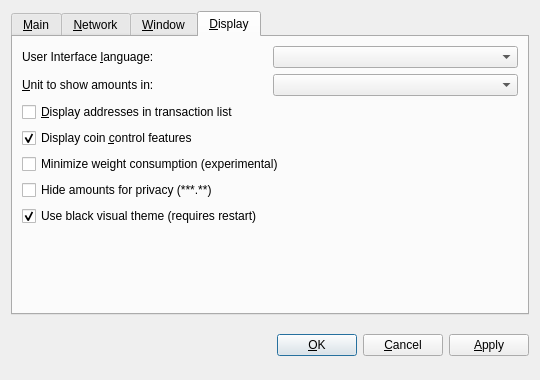
Old version of the form src/qt/forms/optionsdialog.ui in the repository bayerman-rol/eMark.
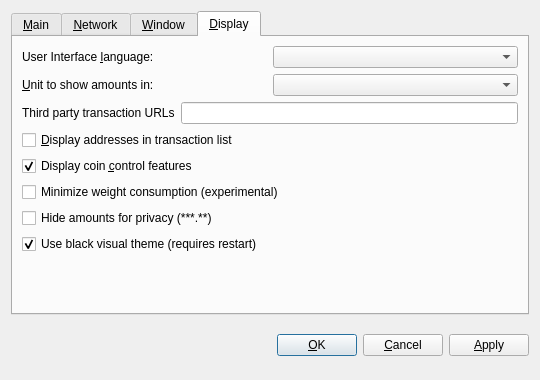
New version of the form. The open tabs and pages were chosen to show the change. Custom widgets are drawn as their Qt base class.

Commit message: add 3rd Party TX URL

What changed in the file:
```diff
--- a/src/qt/forms/optionsdialog.ui
+++ b/src/qt/forms/optionsdialog.ui
@@ -359,6 +359,30 @@
          </item>
         </layout>
        </item>
+       <item>
+        <layout class="QHBoxLayout" name="horizontalLayout_3_Display">
+         <item>
+          <widget class="QLabel" name="thirdPartyTxUrlsLabel">
+           <property name="toolTip">
+            <string>Third party URLs (e.g. a block explorer) that appear in the transactions tab as context menu items. %s in the URL is replaced by transaction hash. Multiple URLs are separated by vertical bar |.</string>
+           </property>
+           <property name="text">
+            <string>Third party transaction URLs</string>
+           </property>
+           <property name="buddy">
+            <cstring>thirdPartyTxUrls</cstring>
+           </property>
+          </widget>
+         </item>
+         <item>
+          <widget class="QLineEdit" name="thirdPartyTxUrls">
+           <property name="toolTip">
+            <string>Third party URLs (e.g. a block explorer) that appear in the transactions tab as context menu items. %s in the URL is replaced by transaction hash. Multiple URLs are separated by vertical bar |.</string>
+           </property>
+          </widget>
+         </item>
+        </layout>
+       </item>
        <item>
         <widget class="QCheckBox" name="displayAddresses">
          <property name="toolTip">
```
The commit also changes 5 other files.
